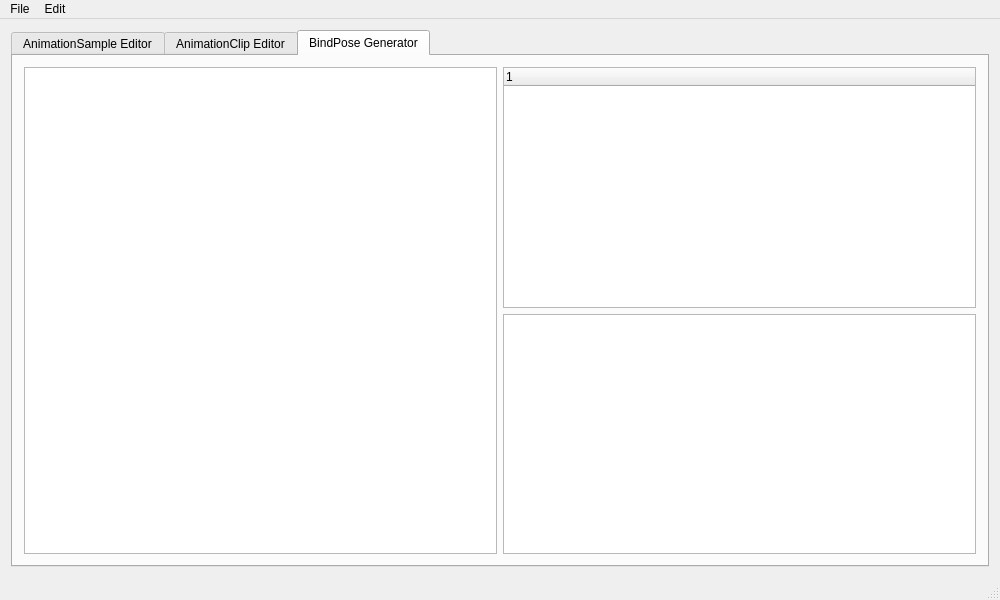
Above: AnimationTool/mainwindow.ui from doyoon-k/2D_Skeleton_Animation_Tool before the change. Below: the same form after it.
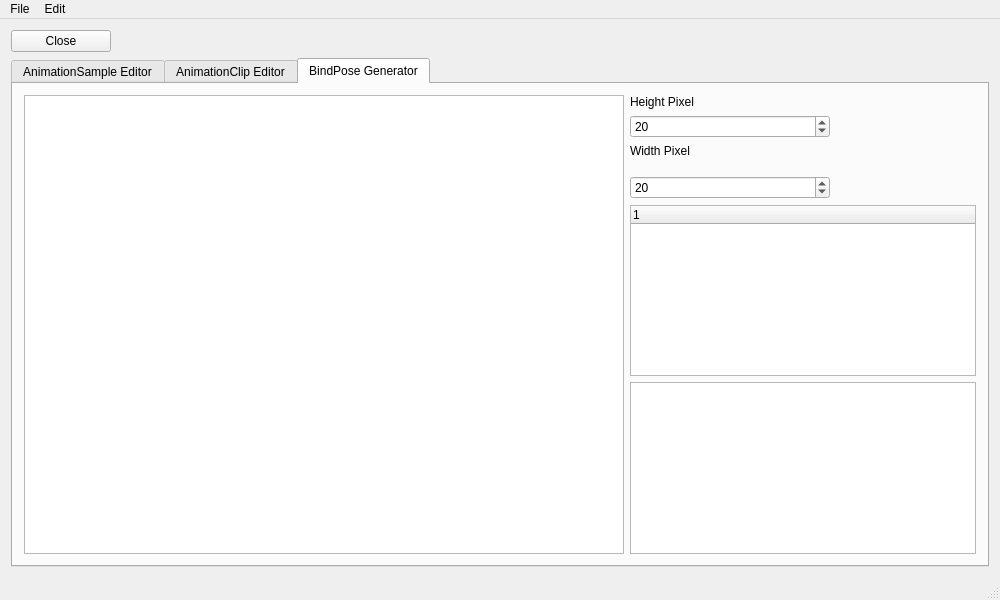
That is the form after the change. Custom widgets are drawn as their Qt base class.

Patch:
```diff
--- a/AnimationTool/mainwindow.ui
+++ b/AnimationTool/mainwindow.ui
@@ -10,10 +10,16 @@
     <height>600</height>
    </rect>
   </property>
+  <property name="sizePolicy">
+   <sizepolicy hsizetype="Maximum" vsizetype="Maximum">
+    <horstretch>0</horstretch>
+    <verstretch>0</verstretch>
+   </sizepolicy>
+  </property>
   <property name="minimumSize">
    <size>
-    <width>1000</width>
-    <height>600</height>
+    <width>0</width>
+    <height>0</height>
    </size>
   </property>
   <property name="windowTitle">
@@ -21,7 +27,7 @@
   </property>
   <widget class="QWidget" name="centralwidget">
    <layout class="QGridLayout" name="gridLayout">
-    <item row="0" column="0">
+    <item row="4" column="0">
      <widget class="QTabWidget" name="animSampleClipBindposeTab">
       <property name="currentIndex">
        <number>2</number>
@@ -41,7 +47,7 @@
         <string>BindPose Generator</string>
        </attribute>
        <layout class="QGridLayout" name="gridLayout_2">
-        <item row="0" column="1">
+        <item row="6" column="2">
          <widget class="SkeletonHierarchyTreeWidget" name="skeletonHierarchyTree">
           <property name="maximumSize">
            <size>
@@ -49,6 +55,21 @@
             <height>16777215</height>
            </size>
           </property>
+          <property name="mouseTracking">
+           <bool>true</bool>
+          </property>
+          <property name="acceptDrops">
+           <bool>true</bool>
+          </property>
+          <property name="dragEnabled">
+           <bool>true</bool>
+          </property>
+          <property name="dragDropMode">
+           <enum>QAbstractItemView::InternalMove</enum>
+          </property>
+          <property name="columnCount">
+           <number>1</number>
+          </property>
           <column>
            <property name="text">
             <string notr="true">1</string>
@@ -56,7 +77,7 @@
           </column>
          </widget>
         </item>
-        <item row="1" column="1">
+        <item row="7" column="2">
          <widget class="SpriteListWidget" name="spriteList">
           <property name="maximumSize">
            <size>
@@ -66,13 +87,97 @@
           </property>
          </widget>
         </item>
-        <item row="0" column="0" rowspan="2">
-         <widget class="BindPoseAnimSampleGeneratorGraphicsView" name="bindposeGraphicsView"/>
+        <item row="5" column="2">
+         <widget class="QSpinBox" name="heightPixelSpinBox">
+          <property name="maximumSize">
+           <size>
+            <width>200</width>
+            <height>200</height>
+           </size>
+          </property>
+          <property name="value">
+           <number>20</number>
+          </property>
+         </widget>
+        </item>
+        <item row="0" column="2">
+         <widget class="QLabel" name="HeightPixelLabel">
+          <property name="maximumSize">
+           <size>
+            <width>200</width>
+            <height>200</height>
+           </size>
+          </property>
+          <property name="text">
+           <string>Height Pixel</string>
+          </property>
+         </widget>
+        </item>
+        <item row="2" column="2">
+         <widget class="QLabel" name="WidthPixelLabel">
+          <property name="maximumSize">
+           <size>
+            <width>200</width>
+            <height>200</height>
+           </size>
+          </property>
+          <property name="text">
+           <string>Width Pixel</string>
+          </property>
+         </widget>
+        </item>
+        <item row="0" column="0" rowspan="8">
+         <widget class="BindPoseAnimSampleGeneratorGraphicsView" name="bindposeGraphicsView">
+          <property name="minimumSize">
+           <size>
+            <width>600</width>
+            <height>400</height>
+           </size>
+          </property>
+          <property name="mouseTracking">
+           <bool>true</bool>
+          </property>
+          <property name="verticalScrollBarPolicy">
+           <enum>Qt::ScrollBarAlwaysOff</enum>
+          </property>
+          <property name="horizontalScrollBarPolicy">
+           <enum>Qt::ScrollBarAlwaysOff</enum>
+          </property>
+          <property name="dragMode">
+           <enum>QGraphicsView::RubberBandDrag</enum>
+          </property>
+         </widget>
+        </item>
+        <item row="1" column="2">
+         <widget class="QSpinBox" name="widthPixelSpinBox">
+          <property name="maximumSize">
+           <size>
+            <width>200</width>
+            <height>200</height>
+           </size>
+          </property>
+          <property name="value">
+           <number>20</number>
+          </property>
+         </widget>
         </item>
        </layout>
       </widget>
      </widget>
     </item>
+    <item row="1" column="0">
+     <widget class="QPushButton" name="closeButton">
+      <property name="maximumSize">
+       <size>
+        <width>100</width>
+        <height>100</height>
+       </size>
+      </property>
+      <property name="text">
+       <string>Close</string>
+      </property>
+     </widget>
+    </item>
    </layout>
   </widget>
   <widget class="QStatusBar" name="statusbar"/>
```
Left out of the diff: 8 changed lines with no effect on the pictures.
